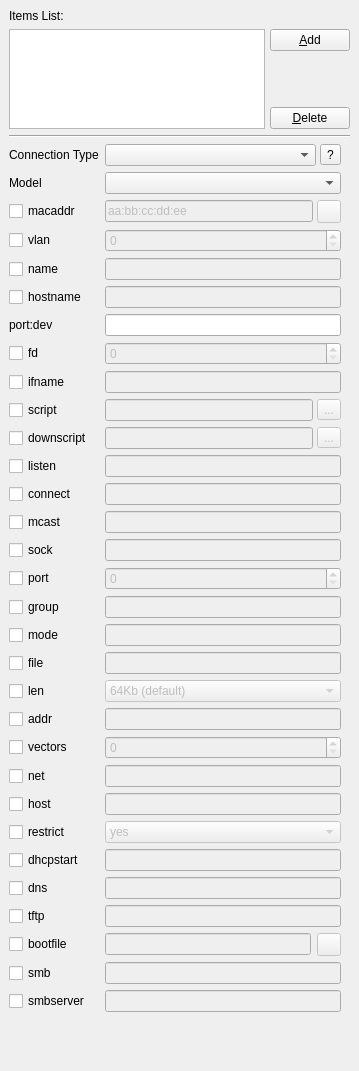
This is Network_Widget.ui in qunying/aqemu-old as Qt 5 draws it before an edit. The edited form follows.
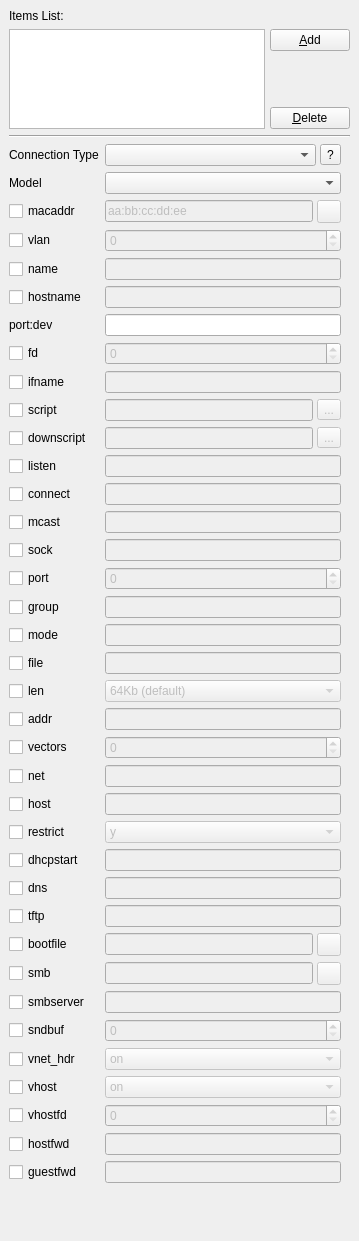
This is the edited form. Icons and pictures are not drawn.

Commit message: Added new options in Nativ Network Mode

Patch:
```diff
--- a/Network_Widget.ui
+++ b/Network_Widget.ui
@@ -7,7 +7,7 @@
     <x>0</x>
     <y>0</y>
     <width>358</width>
-    <height>1071</height>
+    <height>1241</height>
    </rect>
   </property>
   <property name="windowTitle">
@@ -144,7 +144,7 @@
         <x>0</x>
         <y>0</y>
         <width>340</width>
-        <height>917</height>
+        <height>1087</height>
        </rect>
       </property>
       <layout class="QVBoxLayout" name="verticalLayout">
@@ -154,9 +154,6 @@
        <property name="topMargin">
         <number>0</number>
        </property>
-       <property name="rightMargin">
-        <number>9</number>
-       </property>
        <property name="bottomMargin">
         <number>0</number>
        </property>
@@ -888,7 +885,7 @@
             </property>
             <item>
              <property name="text">
-              <string>yes</string>
+              <string>y</string>
              </property>
             </item>
             <item>
@@ -949,6 +946,9 @@
           </item>
           <item row="28" column="1">
            <layout class="QHBoxLayout" name="horizontalLayout_5">
+            <property name="spacing">
+             <number>4</number>
+            </property>
             <item>
              <widget class="QLineEdit" name="Edit_bootfile">
               <property name="enabled">
@@ -980,11 +980,32 @@
            </widget>
           </item>
           <item row="29" column="1">
-           <widget class="QLineEdit" name="Edit_smb">
-            <property name="enabled">
-             <bool>false</bool>
+           <layout class="QHBoxLayout" name="horizontalLayout_6">
+            <property name="spacing">
+             <number>4</number>
             </property>
-           </widget>
+            <item>
+             <widget class="QLineEdit" name="Edit_smb">
+              <property name="enabled">
+               <bool>false</bool>
+              </property>
+             </widget>
+            </item>
+            <item>
+             <widget class="QToolButton" name="TB_Browse_smb">
+              <property name="enabled">
+               <bool>false</bool>
+              </property>
+              <property name="text">
+               <string/>
+              </property>
+              <property name="icon">
+               <iconset resource="images.qrc">
+                <normaloff>:/open-folder.png</normaloff>:/open-folder.png</iconset>
+              </property>
+             </widget>
+            </item>
+           </layout>
           </item>
           <item row="30" column="0">
            <widget class="QCheckBox" name="CH_smbserver">
@@ -1000,6 +1021,116 @@
             </property>
            </widget>
           </item>
+          <item row="31" column="0">
+           <widget class="QCheckBox" name="CH_sndbuf">
+            <property name="text">
+             <string>sndbuf</string>
+            </property>
+           </widget>
+          </item>
+          <item row="31" column="1">
+           <widget class="QSpinBox" name="SB_sndbuf">
+            <property name="enabled">
+             <bool>false</bool>
+            </property>
+            <property name="maximum">
+             <number>999999999</number>
+            </property>
+           </widget>
+          </item>
+          <item row="32" column="0">
+           <widget class="QCheckBox" name="CH_vnet_hdr">
+            <property name="text">
+             <string>vnet_hdr</string>
+            </property>
+           </widget>
+          </item>
+          <item row="32" column="1">
+           <widget class="QComboBox" name="CB_vnet_hdr">
+            <property name="enabled">
+             <bool>false</bool>
+            </property>
+            <item>
+             <property name="text">
+              <string>on</string>
+             </property>
+            </item>
+            <item>
+             <property name="text">
+              <string>off</string>
+             </property>
+            </item>
+           </widget>
+          </item>
+          <item row="33" column="0">
+           <widget class="QCheckBox" name="CH_vhost">
+            <property name="text">
+             <string>vhost</string>
+            </property>
+           </widget>
+          </item>
+          <item row="33" column="1">
+           <widget class="QComboBox" name="CB_vhost">
+            <property name="enabled">
+             <bool>false</bool>
+            </property>
+            <item>
+             <property name="text">
+              <string>on</string>
+             </property>
+            </item>
+            <item>
+             <property name="text">
+              <string>off</string>
+             </property>
+            </item>
+           </widget>
+          </item>
+          <item row="34" column="0">
+           <widget class="QCheckBox" name="CH_vhostfd">
+            <property name="text">
+             <string>vhostfd</string>
+            </property>
+           </widget>
+          </item>
+          <item row="34" column="1">
+           <widget class="QSpinBox" name="SB_vhostfd">
+            <property name="enabled">
+             <bool>false</bool>
+            </property>
+            <property name="maximum">
+             <number>999999999</number>
+            </property>
+           </widget>
+          </item>
+          <item row="35" column="0">
+           <widget class="QCheckBox" name="CH_hostfwd">
+            <property name="text">
+             <string>hostfwd</string>
+            </property>
+           </widget>
+          </item>
+          <item row="35" column="1">
+           <widget class="QLineEdit" name="Edit_hostfwd">
+            <property name="enabled">
+             <bool>false</bool>
+            </property>
+           </widget>
+          </item>
+          <item row="36" column="0">
+           <widget class="QCheckBox" name="CH_guestfwd">
+            <property name="text">
+             <string>guestfwd</string>
+            </property>
+           </widget>
+          </item>
+          <item row="36" column="1">
+           <widget class="QLineEdit" name="Edit_guestfwd">
+            <property name="enabled">
+             <bool>false</bool>
+            </property>
+           </widget>
+          </item>
          </layout>
         </widget>
        </item>
```
Left out of the diff: 172 changed lines with no effect on the pictures. The commit also changes 9 other files.
